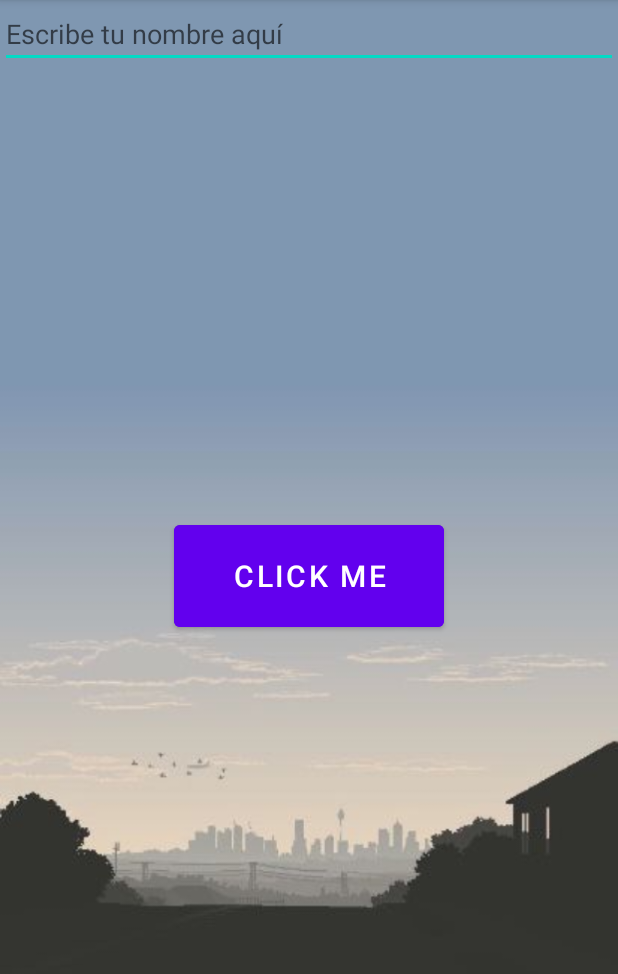
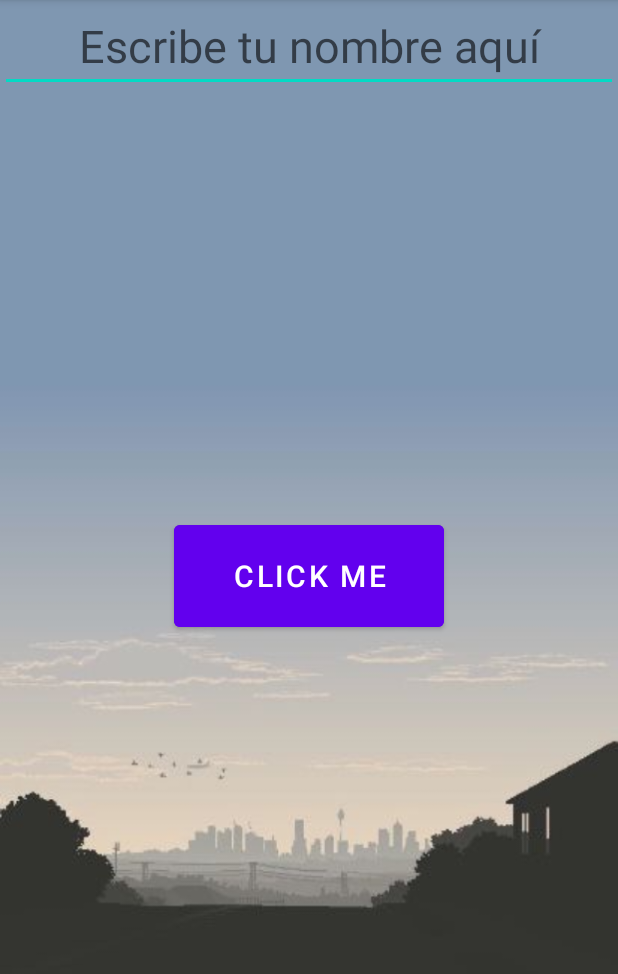
Before and after one commit to santimartinezzgb/app-movil-clickme, an Android app: the screen it shows after launch (MainActivity), on a phone screen of 412 x 824 dp, the part 84-1058 px from its top. Run offline under Robolectric (Android 15) with nearby library versions, the phone set to English and light mode, and no system bars.

Commit message:
Agregado nuevo mensaje, control de prompts, y modificación de formatos

```diff
--- a/app/src/main/res/layout/activity_main.xml
+++ b/app/src/main/res/layout/activity_main.xml
@@ -19,7 +19,7 @@
         android:layout_height="match_parent"
         android:gravity="top|center"
         android:layout_marginTop="100dp"
-        android:textSize="50dp"
+        android:textSize="20dp"
         tools:ignore="MissingConstraints"
         android:visibility="gone"
         app:layout_constraintBottom_toTopOf="@id/button" />
@@ -29,6 +29,8 @@
         android:layout_width="match_parent"
         android:layout_height="wrap_content"
         android:hint="Escribe tu nombre aquí"
+        android:textAlignment="center"
+        android:textSize="30dp"
         tools:ignore="MissingConstraints" />
 
     <Button
@@ -57,7 +59,7 @@
         android:textSize="20dp"
         android:text="BACK"
         android:textColor="#FFFFFF"
-        android:backgroundTint="#2BE02B"
+        android:backgroundTint="#F27373"
         tools:layout_editor_absoluteX="145dp"
         tools:layout_editor_absoluteY="353dp"
         />
```
Also changed, not shown: app/src/main/java/com/example/myapplication/MainActivity.java (+12 -5 lines).
